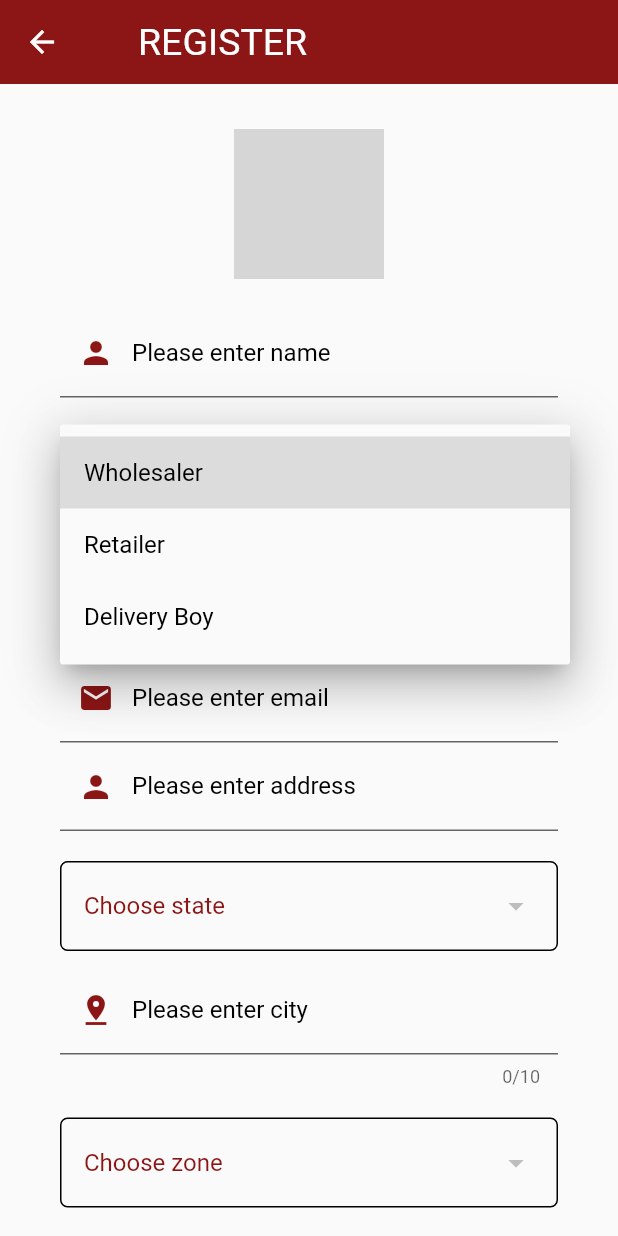
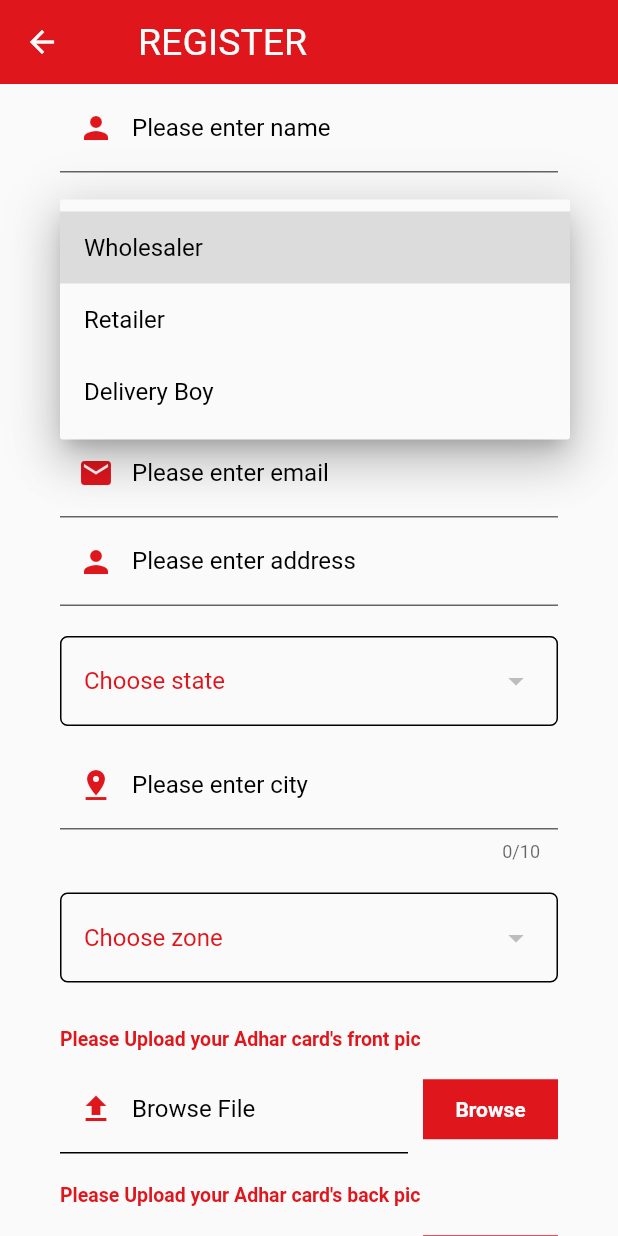
Before and after one commit to saurav0171/RightAccess, a Flutter app: the Register screen opened directly, after a tap on "User Type", on a phone screen of 412 x 824 dp. Run offline on Flutter 3.47's test engine with Material 2 defaults, Android fonts, the light colour scheme and no system bars; our stand-ins replace cached_network_image, connectivity, datetime_picker_formfield, firebase_analytics, firebase_messaging, flutter_image_compress and 10 more; missing offline and left inert: exif, geocoder, launch_review; accounts and stored records are empty; network calls fail; Roboto replaces fonts that are missing (Archivo-Regular); grey boxes are pictures that could not be loaded.

Commit message:
Login Option Screen Completed

```diff
--- a/lib/CommonFiles/common.dart
+++ b/lib/CommonFiles/common.dart
@@ -13,6 +13,7 @@ import 'package:flutter_spinkit/flutter_spinkit.dart';
 import 'package:right_access/Globals/globals.dart';
 import 'package:right_access/ServerFiles/serviceAPI.dart';
 import 'package:right_access/UI/login.dart';
+import 'package:right_access/UI/loginOptions.dart';
 import 'package:shared_preferences/shared_preferences.dart';
 import "package:right_access/Globals/globals.dart" as globals;
 import 'package:http/http.dart' as http;
@@ -26,9 +27,11 @@ import 'package:path/path.dart';
 // ******Color Code********//
 
 final appBackgroundColor = Color(0xFFFFFFFF);
-final appThemeColor1 = Color(0xFF8c1515);
+final appThemeColor1 = Color(0xFFE0161D);
 final appThemeColor2 = Color(0xFF3885C6);
 // final lightTheme2Color = Color(0xFF04A4FF);
+
+
 
 
 
@@ -453,7 +456,7 @@ SetHomePage(int index, String screenName) async {
                   //     fontFamily: defaultFontFamilyForAppBar,
                   //     fontStyle: FontStyle.normal)
                       ))),
-      home: Login()
+      home: LoginOptions()
       // home: JoinMeet()
       // home: (check && globals.numberOfChildren > 0) ?  CustomDrawer(positionForDrawer = screenName) : LoginOptions()
       ));
--- a/lib/UI/login.dart
+++ b/lib/UI/login.dart
@@ -32,36 +32,36 @@ class Login extends StatelessWidget {
           ),
           Scaffold(
             backgroundColor: Colors.transparent,
-            appBar: AppBar(
-              automaticallyImplyLeading: false,
-              backgroundColor: appThemeColor1,
-              elevation: 0.0,
-              title: Padding(
-                padding: const EdgeInsets.fromLTRB(20, 0, 0, 0),
-                child: Container(
-                  width: MediaQuery.of(context).size.width,
-                  alignment: Alignment.center,
-                  child: Text(
-                    "Plasma Donor",style: TextStyle(color: Colors.white),
-                  ),
-                ),
-              ),
-              //  leading: Padding(
-              //   padding: const EdgeInsets.all(0.0),
-              //   child: InkWell(
-              //       child: Container(
-              //       decoration: BoxDecoration(
-              //         borderRadius: new BorderRadius.circular(5.0),
-              //         color: appThemeColor1
-              //       ),
-              //       child: Icon(Icons.arrow_back,color: Colors.white,)),
-              //       onTap: ()
-              //       {
-              //         Navigator.pop(context);
-              //       },
-              //   ),
-              // ),
-            ),
+            // appBar: AppBar(
+            //   automaticallyImplyLeading: false,
+            //   backgroundColor: appThemeColor1,
+            //   elevation: 0.0,
+            //   title: Padding(
+            //     padding: const EdgeInsets.fromLTRB(20, 0, 0, 0),
+            //     child: Container(
+            //       width: MediaQuery.of(context).size.width,
+            //       alignment: Alignment.center,
+            //       // child: Text(
+            //       //   "Plasma Donor",style: TextStyle(color: Colors.white),
+            //       // ),
+            //     ),
+            //   ),
+            //   //  leading: Padding(
+            //   //   padding: const EdgeInsets.all(0.0),
+            //   //   child: InkWell(
+            //   //       child: Container(
+            //   //       decoration: BoxDecoration(
+            //   //         borderRadius: new BorderRadius.circular(5.0),
+            //   //         color: appThemeColor1
+            //   //       ),
+            //   //       child: Icon(Icons.arrow_back,color: Colors.white,)),
+            //   //       onTap: ()
+            //   //       {
+            //   //         Navigator.pop(context);
+            //   //       },
+            //   //   ),
+            //   // ),
+            // ),
             body: FormKeyboardActions(child: LoginExtension()),
           ),
         ],
@@ -206,13 +206,13 @@ getTheMobileNumber(String type) async
                   crossAxisAlignment: CrossAxisAlignment.center,
                   children: <Widget>[
 
-                  Padding(
-                      padding: const EdgeInsets.fromLTRB(50, 40, 50, 20),
-                      child: Image.asset(
-                        "images/app-logo.png", height: 200,
-                        fit: BoxFit.fitWidth,
-                      ),
-                    ),
+                  // Padding(
+                  //     padding: const EdgeInsets.fromLTRB(50, 40, 50, 20),
+                  //     child: Image.asset(
+                  //       "images/app-logo.png", height: 200,
+                  //       fit: BoxFit.fitWidth,
+                  //     ),
+                  //   ),
 
                     Padding(
                       padding: const EdgeInsets.fromLTRB(40, 0, 40, 10),
--- /dev/null
+++ b/lib/UI/loginOptions.dart
@@ -0,0 +1,265 @@
+import 'dart:io';
+
+import 'package:cached_network_image/cached_network_image.dart';
+import 'package:flutter/material.dart';
+import 'package:photo_view/photo_view.dart';
+import 'package:right_access/CommonFiles/common.dart';
+import 'package:right_access/Data/loginData.dart';
+import 'package:right_access/ServerFiles/serviceAPI.dart';
+import 'package:right_access/UI/login.dart';
+import 'package:right_access/UI/register.dart';
+import 'package:right_access/Globals/globals.dart' as globals;
+import 'package:http/http.dart' as http;
+import 'dart:convert' as JSON;
+import 'package:page_indicator/page_indicator.dart';
+import 'package:firebase_messaging/firebase_messaging.dart';
+
+
+
+TextEditingController mobileController = TextEditingController();
+    String _pushToken = '';
+    List imagesList = ["images/image.png","images/image.png","images/image.png","images/image.png"];
+// FlutterVoipPushNotification _voipPush = FlutterVoipPushNotification();
+
+class LoginOptions extends StatelessWidget {
+  @override
+  Widget build(BuildContext context) {
+    return Stack(
+      alignment: AlignmentDirectional.bottomEnd,
+      children: <Widget>[
+        new Container(
+          height: double.infinity,
+          width: double.infinity,
+          decoration: BoxDecoration(color: appBackgroundColor)
+          // decoration: setBackgroundImage(),
+        ),
+        Scaffold(
+            backgroundColor: Colors.transparent,
+            // appBar: AppBar(
+            //   automaticallyImplyLeading: false,
+            //   backgroundColor: Colors.transparent,
+            //   elevation: 0.0,
+            //   title: Container(
+            //       alignment: Alignment.center,
+            //       // child: Text(
+            //       //   "Login",style: TextStyle(color: Colors.white),
+            //       // )
+            //       ),
+            // ),
+            body: LoginOptionExtension()),
+      ],
+    );
+  }
+}
+class LoginOptionExtension extends StatefulWidget {
+  @override
+  _LoginOptionExtensionState createState() => _LoginOptionExtensionState();
+}
+
+class _LoginOptionExtensionState extends State<LoginOptionExtension> {
+
+final FirebaseMessaging _firebaseMessaging = FirebaseMessaging();
+ bool _isLoggedIn = false;
+  Map userProfile;
+bool _initialized = false;
+   final loginKey = GlobalKey<FormState>();
+
+  LoginData loginObj = new LoginData();
+
+@override void initState()  {
+    // TODO: implement initState
+    super.initState();
+    globals.isInitiallyLoaded = 0;
+    globals.notificationContext = context;
+  firebaseCloudMessaging_Listeners();
+
+  }
+
+
+
+
+void firebaseCloudMessaging_Listeners() {
+  if (Platform.isIOS) iOS_Permission();
+
+  _firebaseMessaging.getToken().then((token){
+    print(token);
+    SetSharedPreference(kDataDeviceToken, token);
+    globals.deviceToken = token;
+    globals.deviceType = Platform.isIOS?1:2;
+  });
+
+
+}
+
+void iOS_Permission() {
+  _firebaseMessaging.requestNotificationPermissions(
+      IosNotificationSettings(sound: true, badge: true, alert: true)
+  );
+  _firebaseMessaging.onIosSettingsRegistered
+      .listen((IosNotificationSettings settings)
+  {
+    print("Settings registered: $settings");
+  });
+}
+
+
+
+
+
+
+  @override
+  Widget build(BuildContext context) {
+    return MediaQuery(
+      data: MediaQuery.of(context).copyWith(textScaleFactor: 1.0),
+          child: Container(
+        alignment: Alignment.bottomCenter,
+        height: double.infinity,
+        child: SingleChildScrollView(
+          scrollDirection: Axis.vertical,
+              child: Padding(
+                padding: const EdgeInsets.fromLTRB(0, 60, 0, 0),
+                child: Container(
+                  height: MediaQuery.of(context).size.height,
+            child: Center(
+                child: Column(
+                  mainAxisAlignment: MainAxisAlignment.start,
+                  crossAxisAlignment: CrossAxisAlignment.center,
+                  children: <Widget>[
+
+                    Padding(
+                      padding: const EdgeInsets.fromLTRB(0, 0, 0, 30),
+                      child: Row(
+                        mainAxisAlignment: MainAxisAlignment.center,
+                        children: [
+                          Text("RIGHT", style: TextStyle(fontWeight: FontWeight.w700,fontSize: 24,color: appThemeColor1, fontStyle: FontStyle.normal)),
+                          Text("ACCESS", style: TextStyle(fontWeight: FontWeight.w500,fontSize: 24,color: Colors.black, fontStyle: FontStyle.normal)),
+
+                        ],
+                      ),
+                    ),
+                    Container(
+            height: 300,
+            child: PageIndicatorContainer(
+                child: PageView.builder(
+                  itemCount: imagesList.length,
+                  itemBuilder: (BuildContext context, int index) {
+                    String image = imagesList[index];
+                    // return Image.network(image,
+                    //     fit: BoxFit.contain);
+                    return Padding(
+                      padding: const EdgeInsets.fromLTRB(10, 0, 10, 0),
+                      child: Center(
+                        child: Image.asset(image)
+                      ),
+                    );
+                  },
+                ),
+                align: IndicatorAlign.bottom,
+                length: imagesList.length,
+                indicatorSpace: 5.0,
+                padding: const EdgeInsets.all(5),
+                indicatorColor: Colors.grey.shade300,
+                indicatorSelectorColor: appThemeColor1,
+                shape: IndicatorShape.circle(size: 10)),
+          ),
+
+
+
+
+                    Padding(
+                      padding: const EdgeInsets.fromLTRB(0, 20, 0, 0),
+                      child: Row(
+                        children: <Widget>[
+                          Expanded(
+                            child: Padding(
+                              padding: const EdgeInsets.fromLTRB(40, 0, 40, 10),
+                              child: Container(
+                                decoration: setBoxDecoration(Colors.white),
+                                child: RaisedButton(
+                                  child: Text("SIGN IN",
+                                      style: TextStyle(
+                                          fontWeight: FontWeight.w600,
+                                          fontSize: 18,
+                                          color: Colors.white,
+                                          fontStyle: FontStyle.normal)),
+                                  onPressed: () {
+                                     Navigator.push( context, setNavigationTransition(Login()));
+                                  },
+                                ),
+                              ),
+                            ),
+                          ),
+                        ],
+                      ),
+                    ),
+
+
+
+
+                        Padding(
+                          padding: const EdgeInsets.fromLTRB(0, 0, 0, 10),
+                          child: Container(
+                            height: 30,
+                            child: FlatButton(
+                              child: Text(
+                                "REGISTER NOW",
+                                style: TextStyle(
+                                    fontSize: 20, fontWeight: FontWeight.w700),
+                              ),
+                              textColor: Colors.black,
+                              onPressed: () {
+                                Navigator.push(
+                                  context, setNavigationTransition(Register()));
+                              },
+                            ),
+                          ),
+                        ),
+
+
+                           Padding(
+                          padding: const EdgeInsets.fromLTRB(20, 10, 20, 0),
+                          child: Container(
+                            width: MediaQuery.of(context).size.width,
+                            height: 25,
+                            child: Text(
+                                "Powered By Right Access",
+                                textAlign: TextAlign.center,
+                                style: TextStyle(
+                                    fontSize: 20,
+                                     color: Colors.black54),
+                              ),
+                          ),
+                        ),
+
+
+                         Padding(
+                          padding: const EdgeInsets.fromLTRB(20, 5, 20, 0),
+                          child: Container(
+                            width: MediaQuery.of(context).size.width,
+                            height: 25,
+                            child: Text(
+                                "It is a long established fact that a reader",
+                                textAlign: TextAlign.center,
+                                style: TextStyle(
+                                    fontSize: 20,
+                                    color: Colors.black54),
+                              ),
+                              alignment: Alignment.center,
+                          ),
+                        ),
+
+
+
+
+                  ],
+                ),
+            ),
+          ),
+              ),
+        ),
+      ),
+    );
+  }
+
+
+}
--- a/lib/UI/register.dart
+++ b/lib/UI/register.dart
@@ -458,13 +458,13 @@ fetchZones() async
                   mainAxisAlignment: MainAxisAlignment.start,
                   crossAxisAlignment: CrossAxisAlignment.center,
                   children: <Widget>[
-                    Padding(
-                      padding: const EdgeInsets.fromLTRB(50, 30, 50, 20),
-                      child: Image.asset(
-                        "images/app-logo.png", height: 100,
-                        fit: BoxFit.fitWidth,
-                      ),
-                    ),
+                    // Padding(
+                    //   padding: const EdgeInsets.fromLTRB(50, 30, 50, 20),
+                    //   child: Image.asset(
+                    //     "images/app-logo.png", height: 100,
+                    //     fit: BoxFit.fitWidth,
+                    //   ),
+                    // ),
 
                     Padding(
                       padding: const EdgeInsets.fromLTRB(40, 0, 40, 0),
--- a/lib/main.dart
+++ b/lib/main.dart
@@ -290,7 +290,7 @@ showVersionAlertDialog(BuildContext context,String message) {
                       image: new DecorationImage(
                           // alignment: Alignment(0.0, 0.0),
                           fit: BoxFit.fitWidth,
-                          image: AssetImage("images/medit-launch.gif")))),
+                          image: AssetImage("images/image.png")))),
             ),
           ),
 
```
Also changed, not shown: pubspec.yaml (+5 -5 lines), images/image.png (added), pubspec.lock, 2 other files.
